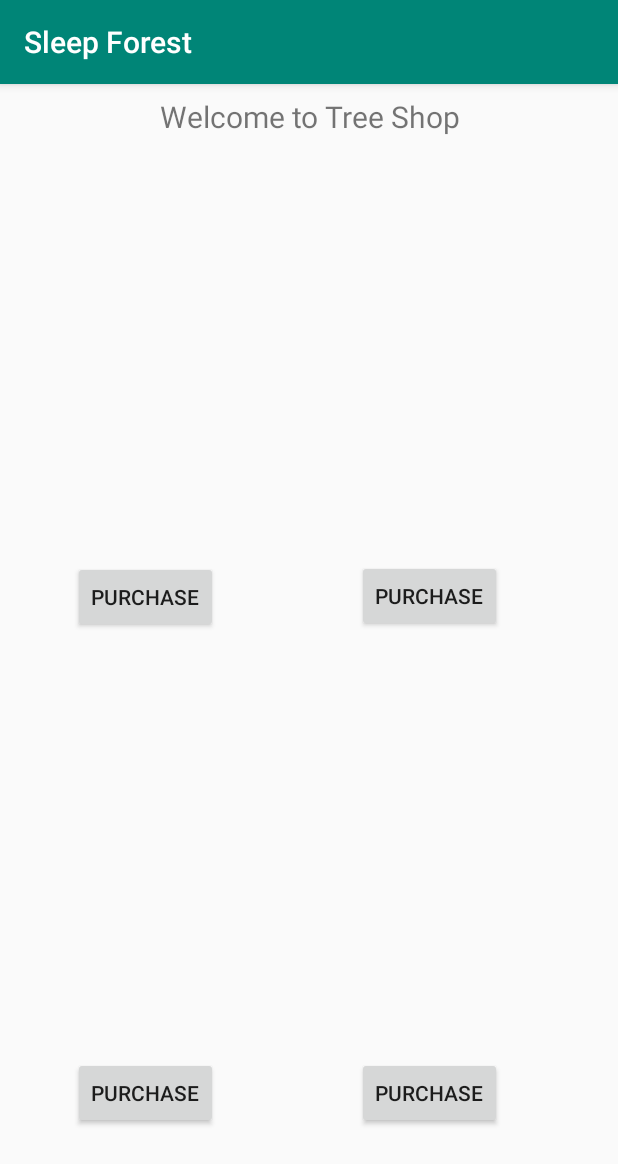
After one commit to damonchen6886/Sleep-Forest, an Android app: the fragment ShopFragment shown on its own in the app's theme, on a phone screen of 412 x 824 dp. The commit adds this screen. Shown: the top 1164 px of the screen. Run offline under Robolectric (Android 15) with nearby library versions, the phone set to English and light mode, and no system bars.

Commit message:
add shop

```diff
--- /dev/null
+++ b/app/src/main/java/com/example/sleepforest/ui/Shop/ShopFragment.java
@@ -0,0 +1,74 @@
+package com.example.sleepforest.ui.Shop;
+
+import android.os.Bundle;
+import android.view.LayoutInflater;
+import android.view.View;
+import android.view.ViewGroup;
+import android.widget.Button;
+import android.widget.TextView;
+import android.widget.Toast;
+
+import androidx.annotation.Nullable;
+import androidx.annotation.NonNull;
+import androidx.fragment.app.Fragment;
+import androidx.lifecycle.Observer;
+import androidx.lifecycle.ViewModelProviders;
+import com.example.sleepforest.R;
+
+public class ShopFragment extends Fragment {
+
+    private ShopViewModel shopViewModel;
+
+
+    public View onCreateView(@NonNull LayoutInflater inflater,
+            ViewGroup container, Bundle savedInstanceState) {
+        shopViewModel =
+                ViewModelProviders.of(this).get(ShopViewModel.class);
+        View root = inflater.inflate(R.layout.fragment_gallery, container, false);
+        final TextView textView = root.findViewById(R.id.text_gallery);
+        Button shopTree1 = root.findViewById(R.id.tree1);
+        Button shopTree2 = root.findViewById(R.id.tree2);
+        Button shopTree3 = root.findViewById(R.id.tree3);
+        Button shopTree4 = root.findViewById(R.id.tree4);
+        shopTree1.setOnClickListener(new View.OnClickListener() {
+            @Override
+            public void onClick(View v) {
+                Toast.makeText(getContext(),"congratulation! the tree1 successfully Purchased",Toast.LENGTH_SHORT).show();
+            }
+        });
+        shopTree2.setOnClickListener(new View.OnClickListener() {
+            @Override
+            public void onClick(View v) {
+                Toast.makeText(getContext(),"congratulations! the tree2 successfully Purchased",Toast.LENGTH_SHORT).show();
+            }
+        });
+        shopTree3.setOnClickListener(new View.OnClickListener() {
+            @Override
+            public void onClick(View v) {
+                Toast.makeText(getContext(),"congratulation! the tree3 successfully Purchased",Toast.LENGTH_SHORT).show();
+            }
+        });
+        shopTree4.setOnClickListener(new View.OnClickListener() {
+            @Override
+            public void onClick(View v) {
+                Toast.makeText(getContext(),"congratulation! the tree4 successfully Purchased",Toast.LENGTH_SHORT).show();
+            }
+        });
+
+        shopViewModel.getText().observe(this, new Observer<String>() {
+            @Override
+            public void onChanged(@Nullable String s) {
+                textView.setText(s);
+            }
+        });
+
+        return root;
+    }
+//    @Override
+//    public void onCreate(Bundle savedInstanceState) {
+//        super.onCreate(savedInstanceState);
+//        Button tree1 = root.findViewById
+//    }
+
+
+}
--- a/app/src/main/java/com/example/sleepforest/ui/gallery/GalleryViewModel.java
+++ b/app/src/main/java/com/example/sleepforest/ui/Shop/ShopViewModel.java
@@ -1,16 +1,19 @@
-package com.example.sleepforest.ui.gallery;
+package com.example.sleepforest.ui.Shop;
+
+import android.widget.Button;
 
 import androidx.lifecycle.LiveData;
 import androidx.lifecycle.MutableLiveData;
 import androidx.lifecycle.ViewModel;
 
-public class GalleryViewModel extends ViewModel {
+public class ShopViewModel extends ViewModel {
 
     private MutableLiveData<String> mText;
 
-    public GalleryViewModel() {
+
+    public ShopViewModel() {
         mText = new MutableLiveData<>();
-        mText.setValue("This is gallery fragment");
+        mText.setValue("Welcome to Tree Shop");
     }
 
     public LiveData<String> getText() {
--- a/app/src/main/java/com/example/sleepforest/ui/gallery/GalleryFragment.java
+++ /dev/null
@@ -1,33 +0,0 @@
-package com.example.sleepforest.ui.gallery;
-
-import android.os.Bundle;
-import android.view.LayoutInflater;
-import android.view.View;
-import android.view.ViewGroup;
-import android.widget.TextView;
-import androidx.annotation.Nullable;
-import androidx.annotation.NonNull;
-import androidx.fragment.app.Fragment;
-import androidx.lifecycle.Observer;
-import androidx.lifecycle.ViewModelProviders;
-import com.example.sleepforest.R;
-
-public class GalleryFragment extends Fragment {
-
-    private GalleryViewModel galleryViewModel;
-
-    public View onCreateView(@NonNull LayoutInflater inflater,
-            ViewGroup container, Bundle savedInstanceState) {
-        galleryViewModel =
-                ViewModelProviders.of(this).get(GalleryViewModel.class);
-        View root = inflater.inflate(R.layout.fragment_gallery, container, false);
-        final TextView textView = root.findViewById(R.id.text_gallery);
-        galleryViewModel.getText().observe(this, new Observer<String>() {
-            @Override
-            public void onChanged(@Nullable String s) {
-                textView.setText(s);
-            }
-        });
-        return root;
-    }
-}
--- a/app/src/main/res/layout/fragment_gallery.xml
+++ b/app/src/main/res/layout/fragment_gallery.xml
@@ -2,8 +2,45 @@
 <androidx.constraintlayout.widget.ConstraintLayout
     xmlns:android="http://schemas.android.com/apk/res/android"
     xmlns:app="http://schemas.android.com/apk/res-auto"
+    xmlns:tools="http://schemas.android.com/tools"
     android:layout_width="match_parent"
     android:layout_height="match_parent" >
+
+    <Button
+        android:id="@+id/tree4"
+        android:layout_width="wrap_content"
+        android:layout_height="wrap_content"
+        android:text="Purchase"
+        app:layout_constraintBottom_toBottomOf="parent"
+        app:layout_constraintEnd_toEndOf="parent"
+        app:layout_constraintHorizontal_bias="0.755"
+        app:layout_constraintStart_toStartOf="parent"
+        app:layout_constraintTop_toBottomOf="@+id/tree2"
+        app:layout_constraintVertical_bias="0.799" />
+
+    <Button
+        android:id="@+id/tree3"
+        android:layout_width="wrap_content"
+        android:layout_height="wrap_content"
+        android:text="Purchase"
+        app:layout_constraintBottom_toBottomOf="parent"
+        app:layout_constraintEnd_toStartOf="@+id/tree4"
+        app:layout_constraintHorizontal_bias="0.346"
+        app:layout_constraintStart_toStartOf="parent"
+        app:layout_constraintTop_toBottomOf="@+id/tree1"
+        app:layout_constraintVertical_bias="0.799" />
+
+    <Button
+        android:id="@+id/tree2"
+        android:layout_width="wrap_content"
+        android:layout_height="wrap_content"
+        android:text="Purchase"
+        app:layout_constraintBottom_toBottomOf="parent"
+        app:layout_constraintEnd_toEndOf="parent"
+        app:layout_constraintHorizontal_bias="0.755"
+        app:layout_constraintStart_toStartOf="parent"
+        app:layout_constraintTop_toBottomOf="@+id/text_gallery"
+        app:layout_constraintVertical_bias="0.412" />
 
     <TextView
         android:id="@+id/text_gallery"
@@ -17,4 +54,16 @@
         app:layout_constraintEnd_toEndOf="parent"
         app:layout_constraintStart_toStartOf="parent"
         app:layout_constraintTop_toTopOf="parent"/>
+
+    <Button
+        android:id="@+id/tree1"
+        android:layout_width="wrap_content"
+        android:layout_height="wrap_content"
+        android:text="Purchase"
+        app:layout_constraintBottom_toBottomOf="parent"
+        app:layout_constraintEnd_toStartOf="@+id/tree2"
+        app:layout_constraintHorizontal_bias="0.346"
+        app:layout_constraintStart_toStartOf="parent"
+        app:layout_constraintTop_toTopOf="parent"
+        app:layout_constraintVertical_bias="0.442" />
 </androidx.constraintlayout.widget.ConstraintLayout>
--- a/app/src/main/res/navigation/mobile_navigation.xml
+++ b/app/src/main/res/navigation/mobile_navigation.xml
@@ -13,7 +13,7 @@
 
     <fragment
         android:id="@+id/nav_gallery"
-        android:name="com.example.sleepforest.ui.gallery.GalleryFragment"
+        android:name="com.example.sleepforest.ui.Shop.ShopFragment"
         android:label="@string/menu_gallery"
         tools:layout="@layout/fragment_gallery" />
 
--- a/app/src/main/res/values/strings.xml
+++ b/app/src/main/res/values/strings.xml
@@ -8,7 +8,7 @@
     <string name="action_settings">Settings</string>
 
     <string name="menu_home">Home</string>
-    <string name="menu_gallery">Gallery</string>
+    <string name="menu_gallery">Shop</string>
     <string name="menu_slideshow">Slideshow</string>
     <string name="menu_tools">Setting</string>
 
```
